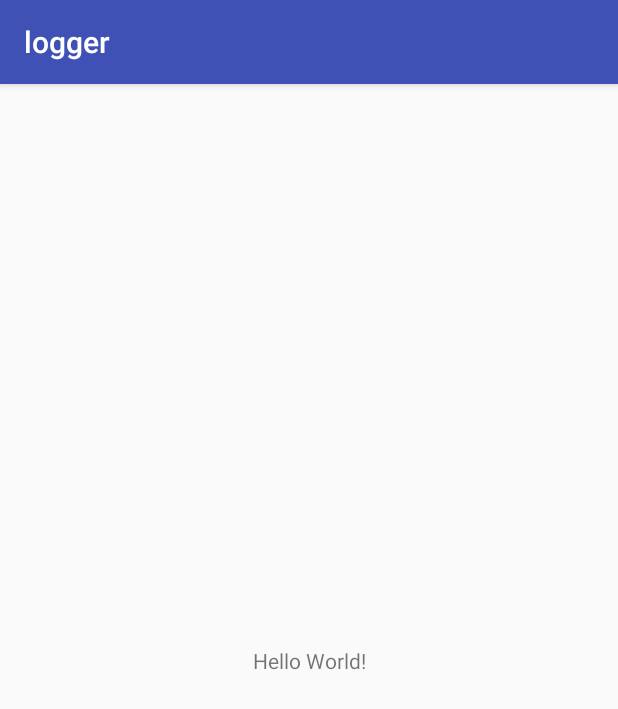
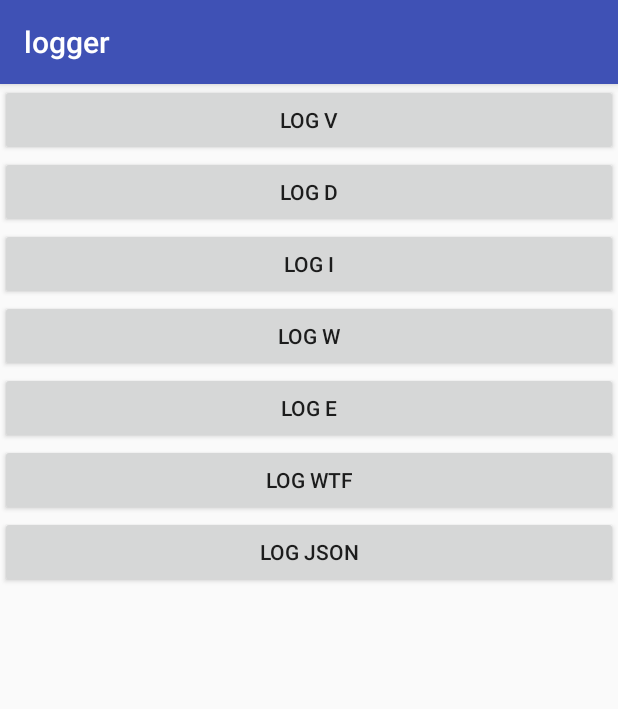
Before and after one commit to maikel0maikel/logger, an Android app: the screen it shows after launch (MainActivity), on a phone screen of 412 x 824 dp. Shown: the top 709 px of the screen. Run offline under Robolectric (Android 15) with nearby library versions, the phone set to English and light mode, and no system bars.

Commit message:
增加测试

```diff
--- a/app/build.gradle
+++ b/app/build.gradle
@@ -21,7 +21,7 @@ android {
 dependencies {
         repositories {
             maven {
-                url "https://raw.githubusercontent.com/maikel0maikel/logger"
+                url "https://raw.githubusercontent.com/maikel0maikel/logger/master"
             }
         }
     implementation fileTree(dir: 'libs', include: ['*.jar'])
--- a/app/src/main/res/layout/activity_main.xml
+++ b/app/src/main/res/layout/activity_main.xml
@@ -1,18 +1,58 @@
 <?xml version="1.0" encoding="utf-8"?>
-<android.support.constraint.ConstraintLayout xmlns:android="http://schemas.android.com/apk/res/android"
+<LinearLayout xmlns:android="http://schemas.android.com/apk/res/android"
     xmlns:app="http://schemas.android.com/apk/res-auto"
     xmlns:tools="http://schemas.android.com/tools"
     android:layout_width="match_parent"
     android:layout_height="match_parent"
+    android:orientation="vertical"
     tools:context=".MainActivity">
 
-    <TextView
-        android:layout_width="wrap_content"
+    <Button
+        android:id="@+id/v"
+        android:layout_width="match_parent"
         android:layout_height="wrap_content"
-        android:text="Hello World!"
-        app:layout_constraintBottom_toBottomOf="parent"
-        app:layout_constraintLeft_toLeftOf="parent"
-        app:layout_constraintRight_toRightOf="parent"
-        app:layout_constraintTop_toTopOf="parent" />
+        android:text="Log v"
+        android:onClick="log"/>
 
-</android.support.constraint.ConstraintLayout>
+    <Button
+        android:id="@+id/d"
+        android:layout_width="match_parent"
+        android:layout_height="wrap_content"
+        android:text="Log d"
+        android:onClick="log"/>
+
+    <Button
+        android:id="@+id/i"
+        android:layout_width="match_parent"
+        android:layout_height="wrap_content"
+        android:text="Log i"
+        android:onClick="log"/>
+
+    <Button
+        android:id="@+id/w"
+        android:layout_width="match_parent"
+        android:layout_height="wrap_content"
+        android:text="Log w"
+        android:onClick="log"/>
+
+    <Button
+        android:id="@+id/e"
+        android:layout_width="match_parent"
+        android:layout_height="wrap_content"
+        android:text="Log e"
+        android:onClick="log"/>
+
+    <Button
+        android:id="@+id/wtf"
+        android:layout_width="match_parent"
+        android:layout_height="wrap_content"
+        android:text="Log wtf"
+        android:onClick="log"/>
+
+    <Button
+        android:id="@+id/json"
+        android:layout_width="match_parent"
+        android:layout_height="wrap_content"
+        android:text="Log json"
+        android:onClick="log"/>
+</LinearLayout>
```
Also changed, not shown: app/src/main/java/com/sinohb/logger/example/MainActivity.java (+45 -2 lines), 9 other files.
